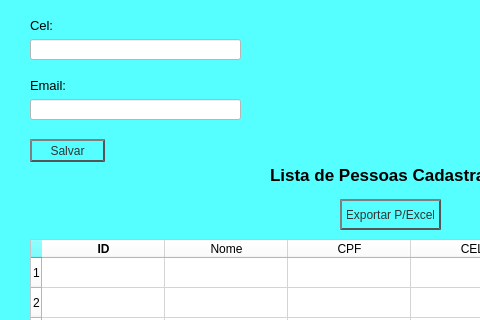
Qt form cadastro.ui (JoanesAraujo/Exercicio-Python-CRUD-SQLServer-Pyqt5-QtDesign-Export-to-Excel) before a commit; both pictures show x 0 to 480 and y 151 to 471 of the 825 by 584 pixel window.
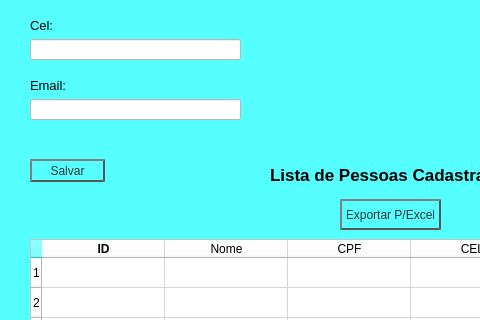
The same form after that commit.

Commit message: FORM em Python - Cadastrar Pessoas no banco SQLServer

The edit to the form file:
```diff
--- a/cadastro.ui
+++ b/cadastro.ui
@@ -163,7 +163,7 @@
     <property name="geometry">
      <rect>
       <x>30</x>
-      <y>290</y>
+      <y>310</y>
       <width>75</width>
       <height>23</height>
      </rect>
```
Left out of the diff: 3 changed lines with no effect on the pictures. The commit also changes 1 other file.
